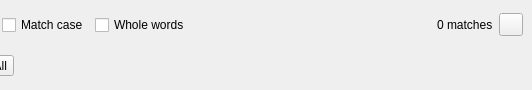
The window that forms/search_panel.ui (pyQode/pyqode.core) describes before a commit, drawn with Qt 5; both pictures show x 352 to 884 and y 0 to 90 of the 884 by 90 pixel window.
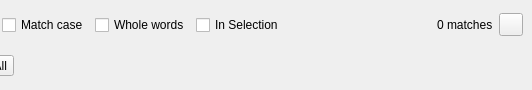
The same window after the commit. Icons and pictures are not drawn. Custom widgets are drawn as their Qt base class.

Commit message:
Add ability to search (and replace) in the selected text only
See OpenCobolIDE/OpenCobolIDE#176

The edit to the form file:
```diff
--- a/forms/search_panel.ui
+++ b/forms/search_panel.ui
@@ -182,6 +182,13 @@
            </property>
           </widget>
          </item>
+         <item>
+          <widget class="QCheckBox" name="checkBoxInSelection">
+           <property name="text">
+            <string>In Selection</string>
+           </property>
+          </widget>
+         </item>
          <item>
           <spacer name="horizontalSpacer">
            <property name="orientation">
```
The commit also changes 2 other files.
